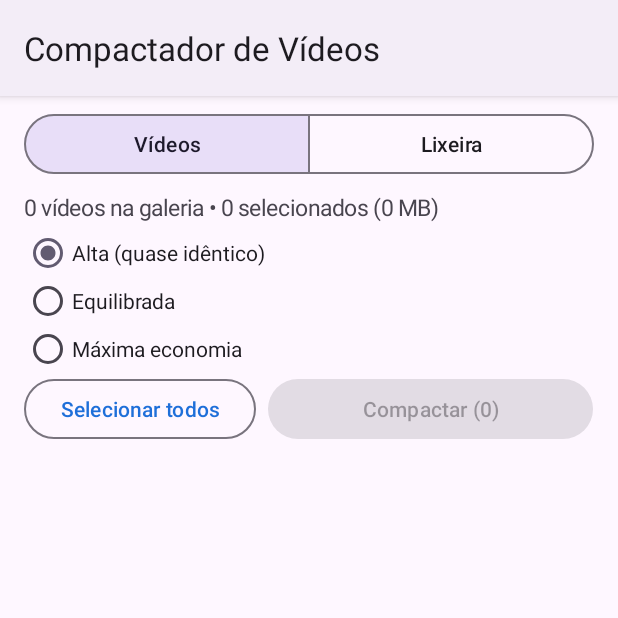
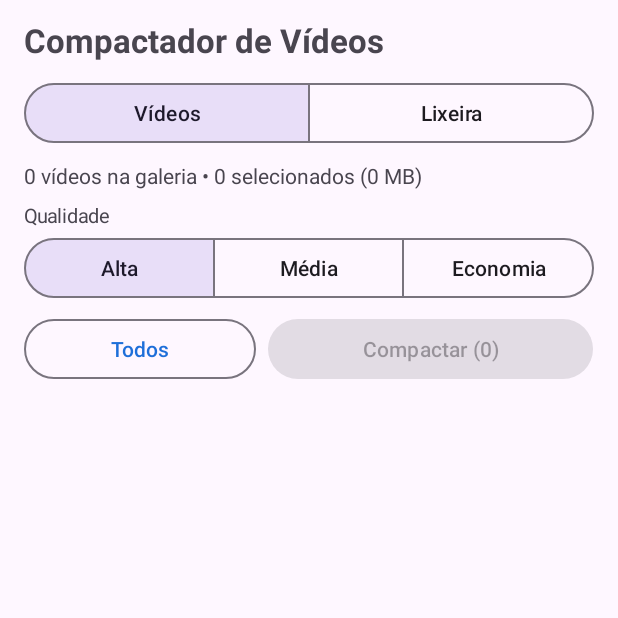
Before and after one commit to douglasribeiro1/compactador-videos, an Android app: the screen it shows after launch (MainActivity), on a phone screen of 412 x 824 dp, the top half of it. Run offline under Robolectric (Android 15) with nearby library versions, the phone set to English and light mode, and no system bars.

Commit message:
Corrige layout sob a barra de status e adiciona miniaturas dos vídeos
Co-Authored-By: Claude Opus 5.5 <noreply@anthropic.com>
Claude-Session: https://claude.ai/code/session_01Ppk8XnKTDPronTVHw638vp

```diff
--- a/app/src/main/java/br/douglas/compactador/MainActivity.kt
+++ b/app/src/main/java/br/douglas/compactador/MainActivity.kt
@@ -11,7 +11,10 @@ import android.view.Gravity
 import android.view.View
 import android.view.ViewGroup
 import android.view.WindowManager
+import android.graphics.Bitmap
+import android.util.Size
 import android.widget.CheckBox
+import android.widget.ImageView
 import android.widget.LinearLayout
 import android.widget.ProgressBar
 import android.widget.RadioButton
@@ -44,7 +47,7 @@ class MainActivity : AppCompatActivity() {
 
     private lateinit var abas: MaterialButtonToggleGroup
     private lateinit var resumo: TextView
-    private lateinit var qualidadeGrupo: RadioGroup
+    private lateinit var qualidadeGrupo: LinearLayout
     private lateinit var botaoTodos: MaterialButton
     private lateinit var botaoPrincipal: MaterialButton
     private lateinit var lista: RecyclerView
@@ -66,7 +69,6 @@ class MainActivity : AppCompatActivity() {
 
     override fun onCreate(savedInstanceState: Bundle?) {
         super.onCreate(savedInstanceState)
-        supportActionBar?.title = "Compactador de Vídeos"
         construirTela()
 
         lifecycleScope.launch {
@@ -97,9 +99,16 @@ class MainActivity : AppCompatActivity() {
         }
         ViewCompat.setOnApplyWindowInsetsListener(raiz) { v, insets ->
             val b = insets.getInsets(WindowInsetsCompat.Type.systemBars())
-            v.setPadding(dp(16), dp(8), dp(16), dp(8) + b.bottom)
+            v.setPadding(dp(16), dp(8) + b.top, dp(16), dp(8) + b.bottom)
             insets
         }
+
+        raiz.addView(TextView(this).apply {
+            text = "Compactador de Vídeos"
+            textSize = 22f
+            setTypeface(typeface, Typeface.BOLD)
+            setPadding(0, dp(4), 0, dp(10))
+        })
 
         abas = MaterialButtonToggleGroup(this).apply {
             isSingleSelection = true
@@ -118,17 +127,24 @@ class MainActivity : AppCompatActivity() {
         }
         raiz.addView(abas, LinearLayout.LayoutParams(ViewGroup.LayoutParams.MATCH_PARENT, ViewGroup.LayoutParams.WRAP_CONTENT))
 
-        resumo = TextView(this).apply { textSize = 15f; setPadding(0, dp(8), 0, dp(4)) }
+        resumo = TextView(this).apply { textSize = 14f; setPadding(0, dp(8), 0, dp(4)) }
         raiz.addView(resumo)
 
-        qualidadeGrupo = RadioGroup(this).apply { orientation = RadioGroup.VERTICAL }
+        qualidadeGrupo = LinearLayout(this).apply { orientation = LinearLayout.VERTICAL }
+        qualidadeGrupo.addView(TextView(this).apply { text = "Qualidade"; textSize = 13f; setPadding(0, dp(4), 0, dp(2)) })
+        val grupoQ = MaterialButtonToggleGroup(this).apply { isSingleSelection = true; isSelectionRequired = true }
+        val nomesCurtos = mapOf(Qualidade.ALTA to "Alta", Qualidade.EQUILIBRADA to "Média", Qualidade.ECONOMIA to "Economia")
         Qualidade.entries.forEach { q ->
-            qualidadeGrupo.addView(RadioButton(this).apply {
-                id = View.generateViewId(); text = q.rotulo; tag = q
-                isChecked = q == Fila.qualidade
-                setOnClickListener { Fila.qualidade = q }
-            })
+            val b = MaterialButton(this, null, com.google.android.material.R.attr.materialButtonOutlinedStyle).apply {
+                id = View.generateViewId(); text = nomesCurtos[q]; tag = q
+            }
+            grupoQ.addView(b, LinearLayout.LayoutParams(0, ViewGroup.LayoutParams.WRAP_CONTENT, 1f))
+            if (q == Fila.qualidade) grupoQ.check(b.id)
         }
+        grupoQ.addOnButtonCheckedListener { g, id, marcado ->
+            if (marcado) Fila.qualidade = g.findViewById<View>(id).tag as Qualidade
+        }
+        qualidadeGrupo.addView(grupoQ, LinearLayout.LayoutParams(ViewGroup.LayoutParams.MATCH_PARENT, ViewGroup.LayoutParams.WRAP_CONTENT))
         raiz.addView(qualidadeGrupo)
 
         val linhaBotoes = LinearLayout(this).apply { orientation = LinearLayout.HORIZONTAL }
@@ -136,7 +152,7 @@ class MainActivity : AppCompatActivity() {
         botaoPrincipal = MaterialButton(this)
         linhaBotoes.addView(botaoTodos, LinearLayout.LayoutParams(0, ViewGroup.LayoutParams.WRAP_CONTENT, 1f).apply { marginEnd = dp(8) })
         linhaBotoes.addView(botaoPrincipal, LinearLayout.LayoutParams(0, ViewGroup.LayoutParams.WRAP_CONTENT, 1.4f))
-        raiz.addView(linhaBotoes)
+        raiz.addView(linhaBotoes, LinearLayout.LayoutParams(ViewGroup.LayoutParams.MATCH_PARENT, ViewGroup.LayoutParams.WRAP_CONTENT).apply { topMargin = dp(6) })
 
         botaoTodos.setOnClickListener { acaoSecundaria() }
         botaoPrincipal.setOnClickListener { acaoPrincipal() }
@@ -165,7 +181,7 @@ class MainActivity : AppCompatActivity() {
             Modo.VIDEOS -> {
                 val total = videos.filter { it.uri in selecionados }.sumOf { it.tamanho }
                 resumo.text = "${videos.size} vídeos na galeria • ${selecionados.size} selecionados (${formatarTamanho(total)})"
-                botaoTodos.text = if (selecionados.size == videos.size && videos.isNotEmpty()) "Limpar" else "Selecionar todos"
+                botaoTodos.text = if (selecionados.size == videos.size && videos.isNotEmpty()) "Limpar" else "Todos"
                 botaoPrincipal.text = "Compactar (${selecionados.size})"
                 botaoPrincipal.isEnabled = selecionados.isNotEmpty()
                 botaoTodos.visibility = View.VISIBLE
@@ -173,7 +189,7 @@ class MainActivity : AppCompatActivity() {
             Modo.LIXEIRA -> {
                 resumo.text = "Originais na lixeira: ficam até 30 dias e depois são apagados pelo Android. " +
                         "${selecionados.size} selecionados."
-                botaoTodos.text = if (selecionados.size == videos.size && videos.isNotEmpty()) "Limpar" else "Selecionar todos"
+                botaoTodos.text = if (selecionados.size == videos.size && videos.isNotEmpty()) "Limpar" else "Todos"
                 botaoPrincipal.text = "Restaurar (${selecionados.size})"
                 botaoPrincipal.isEnabled = selecionados.isNotEmpty()
                 botaoTodos.visibility = View.VISIBLE
@@ -292,10 +308,46 @@ class MainActivity : AppCompatActivity() {
         return saida
     }
 
+    // ---------- Miniaturas ----------
+
+    private val cacheMiniaturas = object : android.util.LruCache<android.net.Uri, Bitmap>(40 * 1024 * 1024) {
+        override fun sizeOf(key: android.net.Uri, value: Bitmap) = value.byteCount
+    }
+
+    private fun carregarMiniatura(img: ImageView, uri: android.net.Uri) {
+        img.tag = uri
+        val emCache = cacheMiniaturas.get(uri)
+        if (emCache != null) { img.setImageBitmap(emCache); return }
+        img.setImageDrawable(null)
+        lifecycleScope.launch {
+            val bmp = withContext(Dispatchers.IO) {
+                try { contentResolver.loadThumbnail(uri, Size(dp(224), dp(126)), null) } catch (_: Exception) { null }
+            }
+            if (bmp != null) {
+                cacheMiniaturas.put(uri, bmp)
+                if (img.tag == uri) img.setImageBitmap(bmp)
+            }
+        }
+    }
+
+    private fun assistir(uri: android.net.Uri) {
+        try {
+            startActivity(Intent(Intent.ACTION_VIEW).setDataAndType(uri, "video/*")
+                .addFlags(Intent.FLAG_GRANT_READ_URI_PERMISSION))
+        } catch (_: Exception) {
+            Toast.makeText(this, "Não foi possível abrir o vídeo.", Toast.LENGTH_SHORT).show()
+        }
+    }
+
+    private val formatoData = java.text.SimpleDateFormat("dd/MM/yyyy 'às' HH:mm", java.util.Locale("pt", "BR"))
+
+    private fun dataLegivel(v: Video) =
+        if (v.dataCaptura > 0) formatoData.format(java.util.Date(v.dataCaptura)) else v.nome
+
     // ---------- Lista ----------
 
     private inner class Adaptador : RecyclerView.Adapter<Adaptador.VH>() {
-        inner class VH(val raiz: LinearLayout, val check: CheckBox, val titulo: TextView,
+        inner class VH(val raiz: LinearLayout, val check: CheckBox, val miniatura: ImageView, val titulo: TextView,
                        val detalhe: TextView, val barra: ProgressBar) : RecyclerView.ViewHolder(raiz)
 
         override fun getItemCount() =
@@ -309,20 +361,34 @@ class MainActivity : AppCompatActivity() {
                 layoutParams = RecyclerView.LayoutParams(ViewGroup.LayoutParams.MATCH_PARENT, ViewGroup.LayoutParams.WRAP_CONTENT)
             }
             val check = CheckBox(parent.context).apply { isClickable = false }
+            val miniatura = ImageView(parent.context).apply {
+                scaleType = ImageView.ScaleType.CENTER_CROP
+                setBackgroundColor(0x22888888)
+                clipToOutline = true
+                outlineProvider = object : android.view.ViewOutlineProvider() {
+                    override fun getOutline(view: View, outline: android.graphics.Outline) {
+                        outline.setRoundRect(0, 0, view.width, view.height, dp(8).toFloat())
+                    }
+                }
+            }
             val textos = LinearLayout(parent.context).apply { orientation = LinearLayout.VERTICAL }
             val titulo = TextView(parent.context).apply { textSize = 15f; setTypeface(typeface, Typeface.BOLD); maxLines = 1 }
+            raiz.minimumHeight = dp(80)
             val detalhe = TextView(parent.context).apply { textSize = 13f }
             val barra = ProgressBar(parent.context, null, android.R.attr.progressBarStyleHorizontal).apply { max = 100 }
             textos.addView(titulo); textos.addView(detalhe); textos.addView(barra)
+            raiz.addView(miniatura, LinearLayout.LayoutParams(dp(112), dp(63)).apply { marginEnd = dp(12) })
+            raiz.addView(textos, LinearLayout.LayoutParams(0, ViewGroup.LayoutParams.WRAP_CONTENT, 1f))
             raiz.addView(check)
-            raiz.addView(textos, LinearLayout.LayoutParams(0, ViewGroup.LayoutParams.WRAP_CONTENT, 1f))
-            return VH(raiz, check, titulo, detalhe, barra)
+            return VH(raiz, check, miniatura, titulo, detalhe, barra)
         }
 
         override fun onBindViewHolder(h: VH, pos: Int) {
             if (modo == Modo.FILA) {
                 val it = Fila.estado.value.itens[pos]
                 h.check.visibility = View.GONE
+                carregarMiniatura(h.miniatura, it.video.uri)
+                h.miniatura.setOnClickListener(null)
                 h.titulo.text = it.video.nome
                 h.detalhe.text = when (it.situacao) {
                     Situacao.AGUARDANDO -> "Aguardando • ${formatarTamanho(it.video.tamanho)}"
@@ -338,11 +404,13 @@ class MainActivity : AppCompatActivity() {
                 val v = videos[pos]
                 h.check.visibility = View.VISIBLE
                 h.check.isChecked = v.uri in selecionados
-                h.titulo.text = v.nome
+                carregarMiniatura(h.miniatura, v.uri)
+                h.miniatura.setOnClickListener { assistir(v.uri) }
+                h.titulo.text = dataLegivel(v)
                 val min = v.duracaoMs / 60000
                 val seg = (v.duracaoMs / 1000) % 60
                 val res = when { minOf(v.largura, v.altura) >= 2000 -> "4K"; minOf(v.largura, v.altura) >= 1000 -> "Full HD"; else -> "${minOf(v.largura, v.altura)}p" }
-                h.detalhe.text = "${formatarTamanho(v.tamanho)} • $res • ${min}min${String.format("%02d", seg)}s"
+                h.detalhe.text = "${formatarTamanho(v.tamanho)} • $res • ${min}min${String.format("%02d", seg)}s\n${v.nome}"
                 h.barra.visibility = View.GONE
                 h.raiz.setOnClickListener {
                     if (!selecionados.remove(v.uri)) selecionados.add(v.uri)
--- a/app/src/main/res/values/themes.xml
+++ b/app/src/main/res/values/themes.xml
@@ -1,6 +1,6 @@
 <?xml version="1.0" encoding="utf-8"?>
 <resources>
-    <style name="Tema" parent="Theme.Material3.DayNight">
+    <style name="Tema" parent="Theme.Material3.DayNight.NoActionBar">
         <item name="colorPrimary">#1E6FD9</item>
     </style>
 </resources>
```
